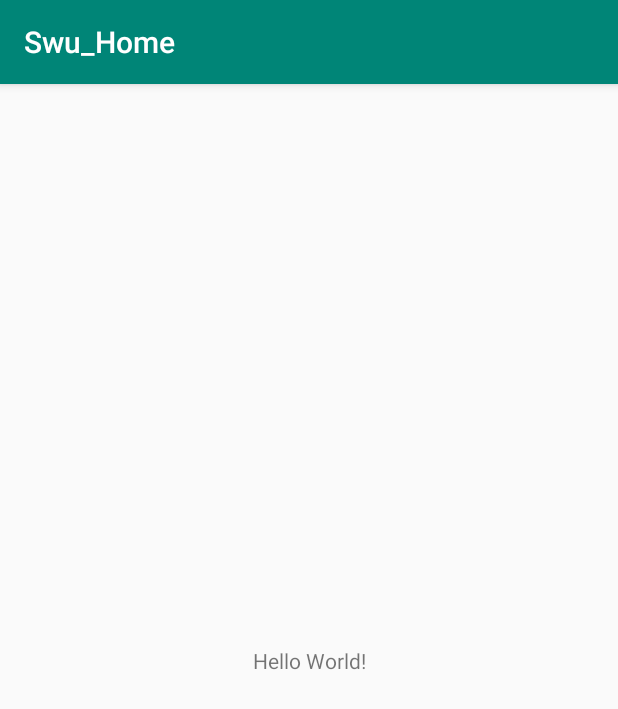
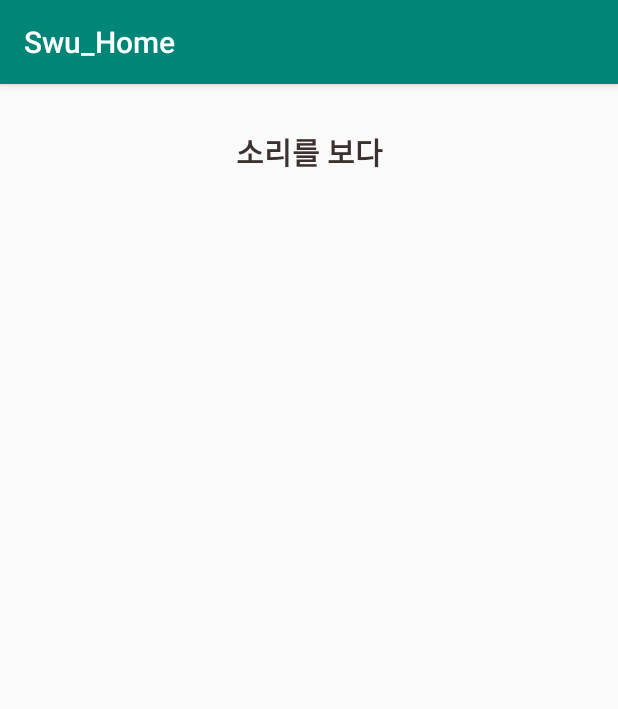
Before and after one commit to ddyeon/Swu_Home, an Android app: the screen it shows after launch (MainActivity), on a phone screen of 412 x 824 dp. Shown: the top 709 px of the screen. Run offline under Robolectric (Android 15) with nearby library versions, the phone set to English and light mode, and no system bars.

Commit message:
메인, 상황개별설정 xml

```diff
--- a/app/src/main/res/layout/activity_main.xml
+++ b/app/src/main/res/layout/activity_main.xml
@@ -1,18 +1,41 @@
 <?xml version="1.0" encoding="utf-8"?>
-<android.support.constraint.ConstraintLayout xmlns:android="http://schemas.android.com/apk/res/android"
-    xmlns:app="http://schemas.android.com/apk/res-auto"
+<LinearLayout xmlns:android="http://schemas.android.com/apk/res/android"
     xmlns:tools="http://schemas.android.com/tools"
     android:layout_width="match_parent"
     android:layout_height="match_parent"
+    android:orientation="vertical"
     tools:context=".activity.MainActivity">
 
     <TextView
+        android:id="@+id/textView"
+        android:layout_width="match_parent"
+        android:layout_height="50dp"
+        android:gravity="center"
+        android:text="소리를 보다"
+        android:textSize="20dp"
+        android:layout_marginTop="20dp"
+        android:layout_marginBottom="10dp"
+        android:textColor="#3b3130"
+        android:textStyle="bold"/>
+
+    <LinearLayout
+        android:id="@+id/linearLayout"
         android:layout_width="wrap_content"
         android:layout_height="wrap_content"
-        android:text="Hello World!"
-        app:layout_constraintBottom_toBottomOf="parent"
-        app:layout_constraintLeft_toLeftOf="parent"
-        app:layout_constraintRight_toRightOf="parent"
-        app:layout_constraintTop_toTopOf="parent" />
+        android:layout_marginBottom="20dp"
+        android:layout_gravity="center"
+        android:orientation="horizontal">
 
-</android.support.constraint.ConstraintLayout>
+    </LinearLayout>
+
+    <androidx.viewpager.widget.ViewPager
+        android:id="@+id/viewPager"
+        android:layout_width="match_parent"
+        android:layout_height="0dp"
+        android:layout_weight="9"/>
+
+    <com.google.android.material.tabs.TabLayout
+        android:id="@+id/tabLayout"
+        android:layout_width="match_parent"
+        android:layout_height="60dp"></com.google.android.material.tabs.TabLayout>
+</LinearLayout>
--- a/build.gradle
+++ b/build.gradle
@@ -7,7 +7,7 @@ buildscript {
 
     }
     dependencies {
-        classpath 'com.android.tools.build:gradle:3.3.2'
+        classpath 'com.android.tools.build:gradle:3.4.1'
 
         // NOTE: Do not place your application dependencies here; they belong
         // in the individual module build.gradle files
```
Also changed, not shown: app/src/main/res/layout/activity_sitset.xml (+73 -9 lines), app/src/main/res/layout/fragment_sitmain.xml (added, +180 -0 lines), gradle/wrapper/gradle-wrapper.properties.
